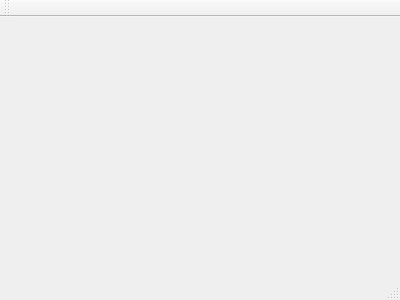
Qt form mainwindow.ui (Zasimovich5382/ETU-OOT-Sociometry) before a commit.
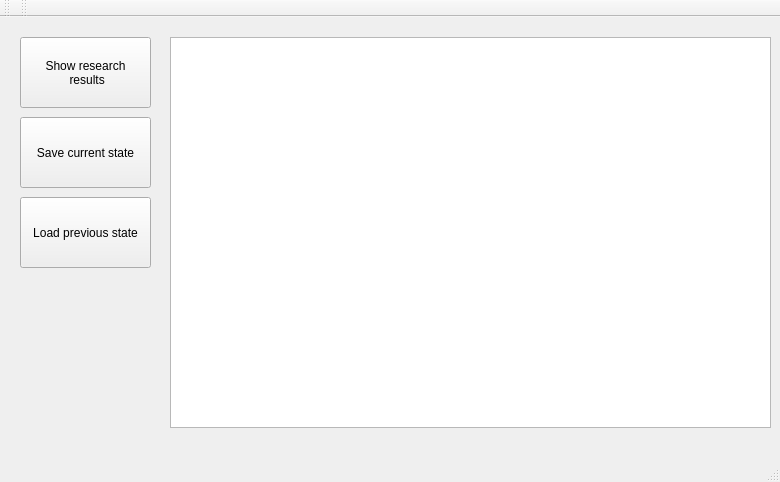
The same form after that commit.

```diff
--- a/mainwindow.ui
+++ b/mainwindow.ui
@@ -6,14 +6,65 @@
    <rect>
     <x>0</x>
     <y>0</y>
-    <width>400</width>
-    <height>300</height>
+    <width>780</width>
+    <height>482</height>
    </rect>
   </property>
   <property name="windowTitle">
    <string>Friendly Team</string>
   </property>
-  <widget class="QWidget" name="centralWidget"/>
+  <widget class="QWidget" name="centralWidget">
+   <widget class="QGraphicsView" name="graphicsView">
+    <property name="geometry">
+     <rect>
+      <x>170</x>
+      <y>20</y>
+      <width>601</width>
+      <height>391</height>
+     </rect>
+    </property>
+   </widget>
+   <widget class="QPushButton" name="pushButton">
+    <property name="geometry">
+     <rect>
+      <x>20</x>
+      <y>20</y>
+      <width>131</width>
+      <height>71</height>
+     </rect>
+    </property>
+    <property name="text">
+     <string>Show research
+ results</string>
+    </property>
+   </widget>
+   <widget class="QPushButton" name="pushButton_2">
+    <property name="geometry">
+     <rect>
+      <x>20</x>
+      <y>100</y>
+      <width>131</width>
+      <height>71</height>
+     </rect>
+    </property>
+    <property name="text">
+     <string>Save current state</string>
+    </property>
+   </widget>
+   <widget class="QPushButton" name="pushButton_3">
+    <property name="geometry">
+     <rect>
+      <x>20</x>
+      <y>180</y>
+      <width>131</width>
+      <height>71</height>
+     </rect>
+    </property>
+    <property name="text">
+     <string>Load previous state</string>
+    </property>
+   </widget>
+  </widget>
   <widget class="QMenuBar" name="menuBar">
    <property name="geometry">
     <rect>
@@ -33,6 +84,17 @@
    </attribute>
   </widget>
   <widget class="QStatusBar" name="statusBar"/>
+  <widget class="QToolBar" name="toolBar">
+   <property name="windowTitle">
+    <string>toolBar</string>
+   </property>
+   <attribute name="toolBarArea">
+    <enum>TopToolBarArea</enum>
+   </attribute>
+   <attribute name="toolBarBreak">
+    <bool>false</bool>
+   </attribute>
+  </widget>
  </widget>
  <layoutdefault spacing="6" margin="11"/>
  <resources/>
```
Left out of the diff: 2 changed lines with no effect on the pictures.
